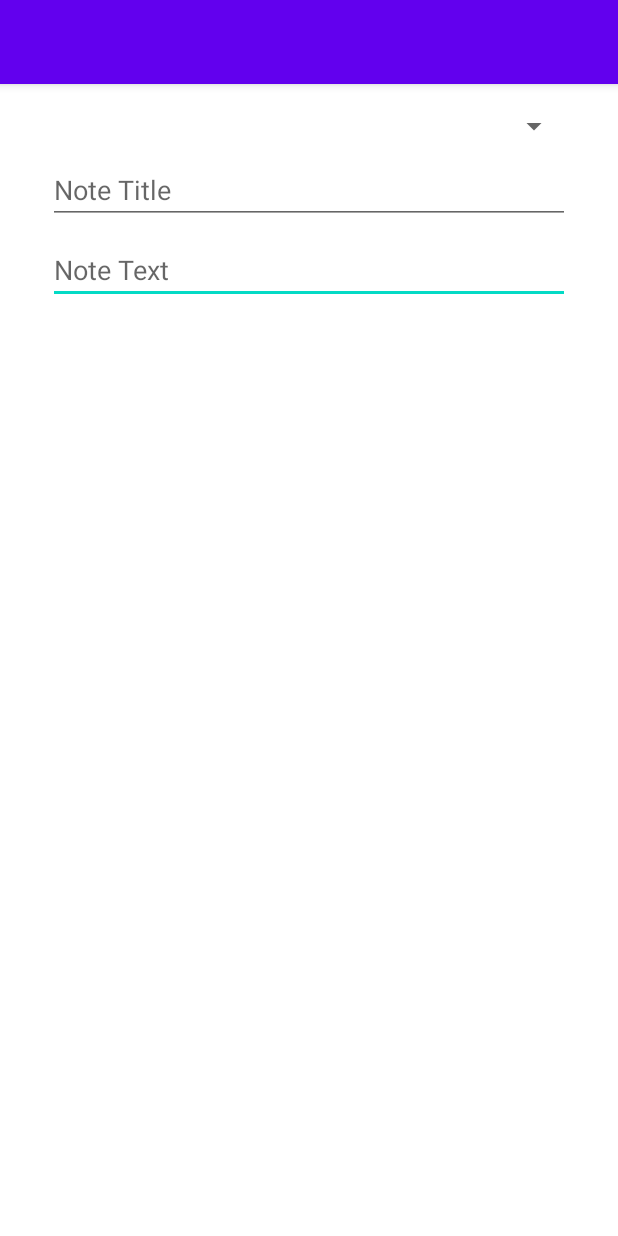
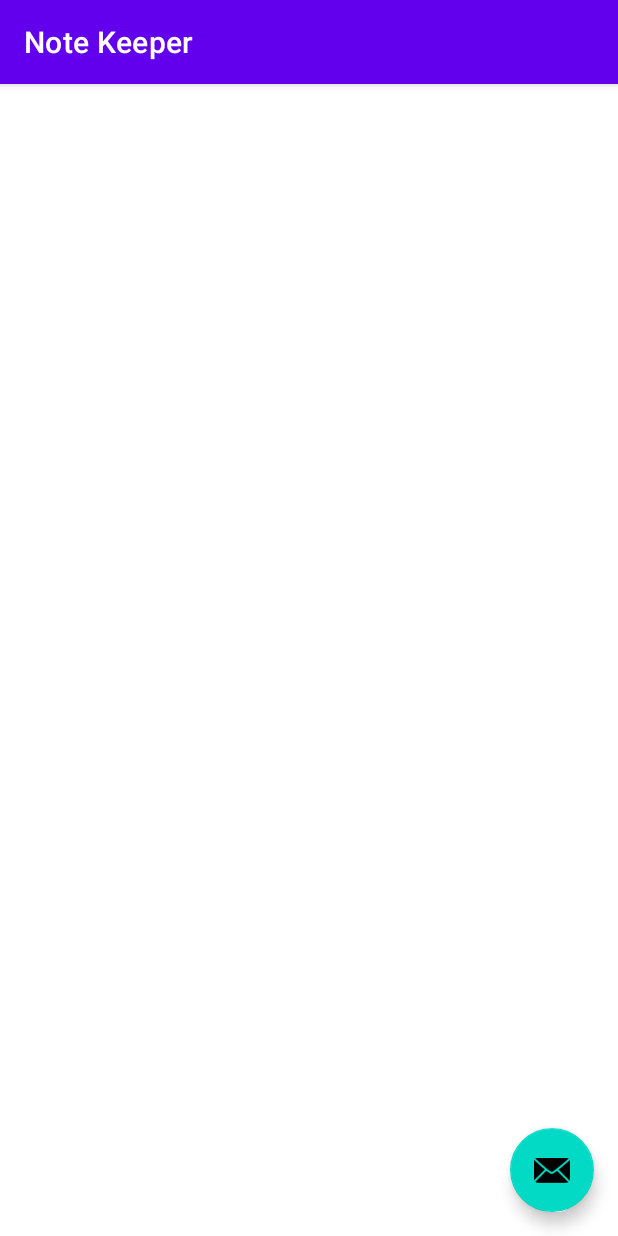
Before and after one commit to piusmnwilson/NoteKeeper, an Android app: the screen it shows after launch (MainActivity before the commit, NoteListActivity after it), on a phone screen of 412 x 824 dp. Run offline under Robolectric (Android 15) with nearby library versions, the phone set to English and light mode, and no system bars.

Commit message:
Edited Manifest Added Note List Activity

```diff
--- /dev/null
+++ b/app/src/main/java/com/noovate/notekeeper/NoteListActivity.kt
@@ -0,0 +1,20 @@
+package com.noovate.notekeeper
+
+import android.os.Bundle
+import com.google.android.material.floatingactionbutton.FloatingActionButton
+import com.google.android.material.snackbar.Snackbar
+import androidx.appcompat.app.AppCompatActivity
+
+class NoteListActivity : AppCompatActivity() {
+
+    override fun onCreate(savedInstanceState: Bundle?) {
+        super.onCreate(savedInstanceState)
+        setContentView(R.layout.activity_note_list)
+        setSupportActionBar(findViewById(R.id.toolbar))
+
+        findViewById<FloatingActionButton>(R.id.fab).setOnClickListener { view ->
+            Snackbar.make(view, "Replace with your own action", Snackbar.LENGTH_LONG)
+                    .setAction("Action", null).show()
+        }
+    }
+}
--- /dev/null
+++ b/app/src/main/res/layout/activity_note_list.xml
@@ -0,0 +1,33 @@
+<?xml version="1.0" encoding="utf-8"?>
+<androidx.coordinatorlayout.widget.CoordinatorLayout xmlns:android="http://schemas.android.com/apk/res/android"
+    xmlns:app="http://schemas.android.com/apk/res-auto"
+    xmlns:tools="http://schemas.android.com/tools"
+    android:layout_width="match_parent"
+    android:layout_height="match_parent"
+    tools:context=".NoteListActivity">
+
+    <com.google.android.material.appbar.AppBarLayout
+        android:layout_width="match_parent"
+        android:layout_height="wrap_content"
+        android:theme="@style/Theme.NoteKeeper.AppBarOverlay">
+
+        <androidx.appcompat.widget.Toolbar
+            android:id="@+id/toolbar"
+            android:layout_width="match_parent"
+            android:layout_height="?attr/actionBarSize"
+            android:background="?attr/colorPrimary"
+            app:popupTheme="@style/Theme.NoteKeeper.PopupOverlay" />
+
+    </com.google.android.material.appbar.AppBarLayout>
+
+    <com.google.android.material.floatingactionbutton.FloatingActionButton
+        android:id="@+id/fab"
+        android:layout_width="wrap_content"
+        android:layout_height="wrap_content"
+        android:layout_gravity="bottom|end"
+        android:layout_margin="@dimen/fab_margin"
+        app:srcCompat="@android:drawable/ic_dialog_email" />
+
+    <include layout="@layout/content_note_list" />
+
+</androidx.coordinatorlayout.widget.CoordinatorLayout>
--- /dev/null
+++ b/app/src/main/res/layout/content_note_list.xml
@@ -0,0 +1,21 @@
+<?xml version="1.0" encoding="utf-8"?>
+<androidx.constraintlayout.widget.ConstraintLayout xmlns:android="http://schemas.android.com/apk/res/android"
+    xmlns:app="http://schemas.android.com/apk/res-auto"
+    xmlns:tools="http://schemas.android.com/tools"
+    android:layout_width="match_parent"
+    android:layout_height="match_parent"
+    app:layout_behavior="@string/appbar_scrolling_view_behavior">
+
+    <ListView
+        android:id="@+id/listNotes"
+        android:layout_width="0dp"
+        android:layout_height="0dp"
+        android:layout_marginStart="8dp"
+        android:layout_marginTop="8dp"
+        android:layout_marginEnd="8dp"
+        android:layout_marginBottom="8dp"
+        app:layout_constraintBottom_toBottomOf="parent"
+        app:layout_constraintEnd_toEndOf="parent"
+        app:layout_constraintStart_toStartOf="parent"
+        app:layout_constraintTop_toTopOf="parent" />
+</androidx.constraintlayout.widget.ConstraintLayout>
--- a/app/src/main/res/values/strings.xml
+++ b/app/src/main/res/values/strings.xml
@@ -10,4 +10,5 @@
     <string name="hello_first_fragment">Hello first fragment</string>
     <string name="hello_second_fragment">Hello second fragment. Arg: %1$s</string>
     <string name="_1">1</string>
+    <string name="title_activity_note_list">NoteListActivity</string>
 </resources>
```
Also changed, not shown: app/src/main/AndroidManifest.xml (+7 -2 lines), app/src/main/res/navigation/nav_graph.xml (added, +28 -0 lines).
